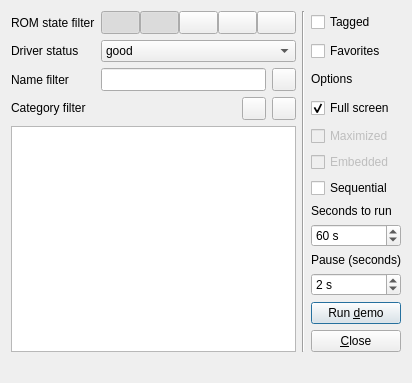
Old version of the form demomode.ui in the repository qmc2/qmc2-mame-fe.
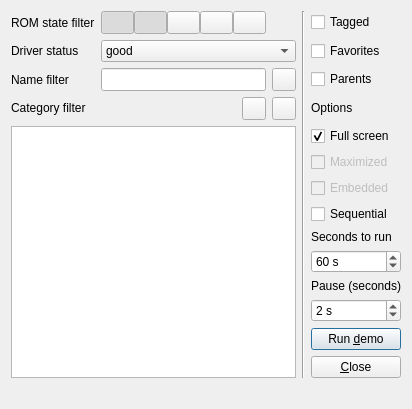
New version of the form. Icons and pictures are not drawn.

Commit message: new: added 'parent-only filtering' to the demo mode as well

```diff
--- a/demomode.ui
+++ b/demomode.ui
@@ -6,228 +6,14 @@
    <rect>
     <x>0</x>
     <y>0</y>
-    <width>368</width>
-    <height>348</height>
+    <width>359</width>
+    <height>370</height>
    </rect>
   </property>
   <property name="windowTitle">
    <string>Demo mode</string>
   </property>
-  <layout class="QGridLayout" name="gridLayout">
-   <item row="7" column="5" colspan="2">
-    <widget class="QLabel" name="labelSecondsToRun">
-     <property name="sizePolicy">
-      <sizepolicy hsizetype="Preferred" vsizetype="Fixed">
-       <horstretch>0</horstretch>
-       <verstretch>0</verstretch>
-      </sizepolicy>
-     </property>
-     <property name="text">
-      <string>Seconds to run</string>
-     </property>
-    </widget>
-   </item>
-   <item row="6" column="5" colspan="2">
-    <widget class="QCheckBox" name="checkBoxSequential">
-     <property name="toolTip">
-      <string>Launch sets sequentially rather than randomly</string>
-     </property>
-     <property name="text">
-      <string>Sequential</string>
-     </property>
-    </widget>
-   </item>
-   <item row="11" column="5" rowspan="7" colspan="2">
-    <widget class="QPushButton" name="pushButtonRunDemo">
-     <property name="sizePolicy">
-      <sizepolicy hsizetype="Minimum" vsizetype="Expanding">
-       <horstretch>0</horstretch>
-       <verstretch>0</verstretch>
-      </sizepolicy>
-     </property>
-     <property name="toolTip">
-      <string>Run demo now</string>
-     </property>
-     <property name="text">
-      <string>Run &amp;demo</string>
-     </property>
-    </widget>
-   </item>
-   <item row="10" column="5" colspan="2">
-    <widget class="QSpinBox" name="spinBoxPauseSeconds">
-     <property name="toolTip">
-      <string>Number of seconds to pause between emulator runs</string>
-     </property>
-     <property name="suffix">
-      <string> s</string>
-     </property>
-     <property name="minimum">
-      <number>1</number>
-     </property>
-     <property name="maximum">
-      <number>9999</number>
-     </property>
-     <property name="value">
-      <number>2</number>
-     </property>
-    </widget>
-   </item>
-   <item row="2" column="5" colspan="2">
-    <widget class="QLabel" name="labelOptions">
-     <property name="sizePolicy">
-      <sizepolicy hsizetype="Preferred" vsizetype="Fixed">
-       <horstretch>0</horstretch>
-       <verstretch>0</verstretch>
-      </sizepolicy>
-     </property>
-     <property name="text">
-      <string>Options</string>
-     </property>
-    </widget>
-   </item>
-   <item row="8" column="5" colspan="2">
-    <widget class="QSpinBox" name="spinBoxSecondsToRun">
-     <property name="toolTip">
-      <string>Number of seconds to run an emulator in demo mode</string>
-     </property>
-     <property name="suffix">
-      <string> s</string>
-     </property>
-     <property name="maximum">
-      <number>999999</number>
-     </property>
-     <property name="value">
-      <number>60</number>
-     </property>
-    </widget>
-   </item>
-   <item row="0" column="4" rowspan="20">
-    <widget class="Line" name="line">
-     <property name="orientation">
-      <enum>Qt::Vertical</enum>
-     </property>
-    </widget>
-   </item>
-   <item row="9" column="5" colspan="2">
-    <widget class="QLabel" name="labelPause">
-     <property name="sizePolicy">
-      <sizepolicy hsizetype="Preferred" vsizetype="Fixed">
-       <horstretch>0</horstretch>
-       <verstretch>0</verstretch>
-      </sizepolicy>
-     </property>
-     <property name="text">
-      <string>Pause (seconds)</string>
-     </property>
-    </widget>
-   </item>
-   <item row="1" column="5" colspan="2">
-    <widget class="QCheckBox" name="checkBoxFavorites">
-     <property name="toolTip">
-      <string>Use only sets included in the favorites list?</string>
-     </property>
-     <property name="text">
-      <string>Favorites</string>
-     </property>
-    </widget>
-   </item>
-   <item row="3" column="5" colspan="2">
-    <widget class="QCheckBox" name="checkBoxFullScreen">
-     <property name="toolTip">
-      <string>Start emulators in full screen mode (otherwise use windowed mode)</string>
-     </property>
-     <property name="text">
-      <string>Full screen</string>
-     </property>
-     <property name="checked">
-      <bool>true</bool>
-     </property>
-    </widget>
-   </item>
-   <item row="5" column="5" colspan="2">
-    <widget class="QCheckBox" name="checkBoxEmbedded">
-     <property name="enabled">
-      <bool>false</bool>
-     </property>
-     <property name="toolTip">
-      <string>Embed windowed emulators</string>
-     </property>
-     <property name="text">
-      <string>Embedded</string>
-     </property>
-    </widget>
-   </item>
-   <item row="4" column="5" colspan="2">
-    <widget class="QCheckBox" name="checkBoxMaximized">
-     <property name="enabled">
-      <bool>false</bool>
-     </property>
-     <property name="toolTip">
-      <string>Maximize emulators when in windowed mode</string>
-     </property>
-     <property name="text">
-      <string>Maximized</string>
-     </property>
-    </widget>
-   </item>
-   <item row="3" column="0">
-    <widget class="QLabel" name="labelCategoryFilter">
-     <property name="sizePolicy">
-      <sizepolicy hsizetype="Preferred" vsizetype="Fixed">
-       <horstretch>0</horstretch>
-       <verstretch>0</verstretch>
-      </sizepolicy>
-     </property>
-     <property name="text">
-      <string>Category filter</string>
-     </property>
-    </widget>
-   </item>
-   <item row="18" column="5" rowspan="2" colspan="2">
-    <widget class="QPushButton" name="pushButtonClose">
-     <property name="sizePolicy">
-      <sizepolicy hsizetype="Minimum" vsizetype="MinimumExpanding">
-       <horstretch>0</horstretch>
-       <verstretch>0</verstretch>
-      </sizepolicy>
-     </property>
-     <property name="toolTip">
-      <string>Close this dialog (and stop running demo)</string>
-     </property>
-     <property name="text">
-      <string>&amp;Close</string>
-     </property>
-    </widget>
-   </item>
-   <item row="1" column="1" colspan="3">
-    <widget class="QComboBox" name="comboBoxDriverStatus">
-     <property name="toolTip">
-      <string>Choose the driver maturity states for sets to be included in the demo</string>
-     </property>
-     <item>
-      <property name="text">
-       <string>good</string>
-      </property>
-     </item>
-     <item>
-      <property name="text">
-       <string>good + imperfect</string>
-      </property>
-     </item>
-     <item>
-      <property name="text">
-       <string>good + imperfect + preliminary</string>
-      </property>
-     </item>
-    </widget>
-   </item>
-   <item row="2" column="0">
-    <widget class="QLabel" name="labelNameFilter">
-     <property name="text">
-      <string>Name filter</string>
-     </property>
-    </widget>
-   </item>
+  <layout class="QGridLayout" name="gridLayout" rowstretch="0,0,0,0,0,0,0,0,0,0,0,0,2,1,0">
    <item row="0" column="0">
     <widget class="QLabel" name="labelROMStatesToSelect">
      <property name="sizePolicy">
@@ -241,17 +27,7 @@
      </property>
     </widget>
    </item>
-   <item row="20" column="0" colspan="7">
-    <widget class="QLabel" name="labelDemoStatus">
-     <property name="alignment">
-      <set>Qt::AlignCenter</set>
-     </property>
-     <property name="wordWrap">
-      <bool>true</bool>
-     </property>
-    </widget>
-   </item>
-   <item row="0" column="1" colspan="3">
+   <item row="0" column="1" colspan="2">
     <layout class="QHBoxLayout" name="horizontalLayout">
      <property name="spacing">
       <number>0</number>
@@ -364,6 +140,23 @@
      </item>
     </layout>
    </item>
+   <item row="0" column="4" rowspan="14">
+    <widget class="Line" name="line">
+     <property name="orientation">
+      <enum>Qt::Vertical</enum>
+     </property>
+    </widget>
+   </item>
+   <item row="0" column="5">
+    <widget class="QCheckBox" name="checkBoxTagged">
+     <property name="toolTip">
+      <string>Use only sets that are tagged?</string>
+     </property>
+     <property name="text">
+      <string>Tagged</string>
+     </property>
+    </widget>
+   </item>
    <item row="1" column="0">
     <widget class="QLabel" name="labelDriverStatus">
      <property name="text">
@@ -371,6 +164,45 @@
      </property>
     </widget>
    </item>
+   <item row="1" column="1" colspan="3">
+    <widget class="QComboBox" name="comboBoxDriverStatus">
+     <property name="toolTip">
+      <string>Choose the driver maturity states for sets to be included in the demo</string>
+     </property>
+     <item>
+      <property name="text">
+       <string>good</string>
+      </property>
+     </item>
+     <item>
+      <property name="text">
+       <string>good + imperfect</string>
+      </property>
+     </item>
+     <item>
+      <property name="text">
+       <string>good + imperfect + preliminary</string>
+      </property>
+     </item>
+    </widget>
+   </item>
+   <item row="1" column="5">
+    <widget class="QCheckBox" name="checkBoxFavorites">
+     <property name="toolTip">
+      <string>Use only sets included in the favorites list?</string>
+     </property>
+     <property name="text">
+      <string>Favorites</string>
+     </property>
+    </widget>
+   </item>
+   <item row="2" column="0">
+    <widget class="QLabel" name="labelNameFilter">
+     <property name="text">
+      <string>Name filter</string>
+     </property>
+    </widget>
+   </item>
    <item row="2" column="3">
     <widget class="QToolButton" name="toolButtonClearNameFilter">
      <property name="sizePolicy">
@@ -388,37 +220,13 @@
      </property>
     </widget>
    </item>
-   <item row="0" column="5" colspan="2">
-    <widget class="QCheckBox" name="checkBoxTagged">
+   <item row="2" column="5">
+    <widget class="QCheckBox" name="checkBoxParents">
      <property name="toolTip">
-      <string>Use only sets that are tagged?</string>
+      <string>Use only parent sets (no clones)?</string>
      </property>
      <property name="text">
-      <string>Tagged</string>
-     </property>
-    </widget>
-   </item>
-   <item row="4" column="0" rowspan="16" colspan="4">
-    <widget class="QListWidget" name="listWidgetCategoryFilter">
-     <property name="sizePolicy">
-      <sizepolicy hsizetype="Expanding" vsizetype="Expanding">
-       <horstretch>0</horstretch>
-       <verstretch>0</verstretch>
-      </sizepolicy>
-     </property>
-     <property name="toolTip">
-      <string>Select / deselect the categories you want to include / exclude</string>
-     </property>
-    </widget>
-   </item>
-   <item row="3" column="3">
-    <widget class="QToolButton" name="toolButtonDeselectAll">
-     <property name="toolTip">
-      <string>Deselect all categories</string>
-     </property>
-     <property name="icon">
-      <iconset resource="qmc2.qrc">
-       <normaloff>:/data/img/minus_all.png</normaloff>:/data/img/minus_all.png</iconset>
+      <string>Parents</string>
      </property>
     </widget>
    </item>
@@ -433,6 +241,198 @@
      </property>
     </widget>
    </item>
+   <item row="3" column="3">
+    <widget class="QToolButton" name="toolButtonDeselectAll">
+     <property name="toolTip">
+      <string>Deselect all categories</string>
+     </property>
+     <property name="icon">
+      <iconset resource="qmc2.qrc">
+       <normaloff>:/data/img/minus_all.png</normaloff>:/data/img/minus_all.png</iconset>
+     </property>
+    </widget>
+   </item>
+   <item row="3" column="5">
+    <widget class="QLabel" name="labelOptions">
+     <property name="sizePolicy">
+      <sizepolicy hsizetype="Preferred" vsizetype="Fixed">
+       <horstretch>0</horstretch>
+       <verstretch>0</verstretch>
+      </sizepolicy>
+     </property>
+     <property name="text">
+      <string>Options</string>
+     </property>
+    </widget>
+   </item>
+   <item row="4" column="0" rowspan="10" colspan="4">
+    <widget class="QListWidget" name="listWidgetCategoryFilter">
+     <property name="sizePolicy">
+      <sizepolicy hsizetype="Expanding" vsizetype="Expanding">
+       <horstretch>0</horstretch>
+       <verstretch>0</verstretch>
+      </sizepolicy>
+     </property>
+     <property name="toolTip">
+      <string>Select / deselect the categories you want to include / exclude</string>
+     </property>
+    </widget>
+   </item>
+   <item row="4" column="5">
+    <widget class="QCheckBox" name="checkBoxFullScreen">
+     <property name="toolTip">
+      <string>Start emulators in full screen mode (otherwise use windowed mode)</string>
+     </property>
+     <property name="text">
+      <string>Full screen</string>
+     </property>
+     <property name="checked">
+      <bool>true</bool>
+     </property>
+    </widget>
+   </item>
+   <item row="5" column="5">
+    <widget class="QCheckBox" name="checkBoxMaximized">
+     <property name="enabled">
+      <bool>false</bool>
+     </property>
+     <property name="toolTip">
+      <string>Maximize emulators when in windowed mode</string>
+     </property>
+     <property name="text">
+      <string>Maximized</string>
+     </property>
+    </widget>
+   </item>
+   <item row="6" column="5">
+    <widget class="QCheckBox" name="checkBoxEmbedded">
+     <property name="enabled">
+      <bool>false</bool>
+     </property>
+     <property name="toolTip">
+      <string>Embed windowed emulators</string>
+     </property>
+     <property name="text">
+      <string>Embedded</string>
+     </property>
+    </widget>
+   </item>
+   <item row="7" column="5">
+    <widget class="QCheckBox" name="checkBoxSequential">
+     <property name="toolTip">
+      <string>Launch sets sequentially rather than randomly</string>
+     </property>
+     <property name="text">
+      <string>Sequential</string>
+     </property>
+    </widget>
+   </item>
+   <item row="8" column="5">
+    <widget class="QLabel" name="labelSecondsToRun">
+     <property name="sizePolicy">
+      <sizepolicy hsizetype="Preferred" vsizetype="Fixed">
+       <horstretch>0</horstretch>
+       <verstretch>0</verstretch>
+      </sizepolicy>
+     </property>
+     <property name="text">
+      <string>Seconds to run</string>
+     </property>
+    </widget>
+   </item>
+   <item row="9" column="5">
+    <widget class="QSpinBox" name="spinBoxSecondsToRun">
+     <property name="toolTip">
+      <string>Number of seconds to run an emulator in demo mode</string>
+     </property>
+     <property name="suffix">
+      <string> s</string>
+     </property>
+     <property name="maximum">
+      <number>999999</number>
+     </property>
+     <property name="value">
+      <number>60</number>
+     </property>
+    </widget>
+   </item>
+   <item row="10" column="5">
+    <widget class="QLabel" name="labelPause">
+     <property name="sizePolicy">
+      <sizepolicy hsizetype="Preferred" vsizetype="Fixed">
+       <horstretch>0</horstretch>
+       <verstretch>0</verstretch>
+      </sizepolicy>
+     </property>
+     <property name="text">
+      <string>Pause (seconds)</string>
+     </property>
+    </widget>
+   </item>
+   <item row="11" column="5">
+    <widget class="QSpinBox" name="spinBoxPauseSeconds">
+     <property name="toolTip">
+      <string>Number of seconds to pause between emulator runs</string>
+     </property>
+     <property name="suffix">
+      <string> s</string>
+     </property>
+     <property name="minimum">
+      <number>1</number>
+     </property>
+     <property name="maximum">
+      <number>9999</number>
+     </property>
+     <property name="value">
+      <number>2</number>
+     </property>
+    </widget>
+   </item>
+   <item row="12" column="5">
+    <widget class="QPushButton" name="pushButtonRunDemo">
+     <property name="sizePolicy">
+      <sizepolicy hsizetype="Minimum" vsizetype="MinimumExpanding">
+       <horstretch>0</horstretch>
+       <verstretch>0</verstretch>
+      </sizepolicy>
+     </property>
+     <property name="toolTip">
+      <string>Run demo now</string>
+     </property>
+     <property name="text">
+      <string>Run &amp;demo</string>
+     </property>
+    </widget>
+   </item>
+   <item row="13" column="5">
+    <widget class="QPushButton" name="pushButtonClose">
+     <property name="sizePolicy">
+      <sizepolicy hsizetype="Minimum" vsizetype="MinimumExpanding">
+       <horstretch>0</horstretch>
+       <verstretch>0</verstretch>
+      </sizepolicy>
+     </property>
+     <property name="toolTip">
+      <string>Close this dialog (and stop running demo)</string>
+     </property>
+     <property name="text">
+      <string>&amp;Close</string>
+     </property>
+    </widget>
+   </item>
+   <item row="3" column="0" colspan="2">
+    <widget class="QLabel" name="labelCategoryFilter">
+     <property name="sizePolicy">
+      <sizepolicy hsizetype="Preferred" vsizetype="Fixed">
+       <horstretch>0</horstretch>
+       <verstretch>0</verstretch>
+      </sizepolicy>
+     </property>
+     <property name="text">
+      <string>Category filter</string>
+     </property>
+    </widget>
+   </item>
    <item row="2" column="1" colspan="2">
     <widget class="QLineEdit" name="lineEditNameFilter">
      <property name="sizePolicy">
@@ -446,6 +446,16 @@
      </property>
     </widget>
    </item>
+   <item row="14" column="0" colspan="6">
+    <widget class="QLabel" name="labelDemoStatus">
+     <property name="alignment">
+      <set>Qt::AlignCenter</set>
+     </property>
+     <property name="wordWrap">
+      <bool>true</bool>
+     </property>
+    </widget>
+   </item>
   </layout>
  </widget>
  <tabstops>
```
Left out of the diff: 27 changed lines with no effect on the pictures. The commit also changes 14 other files.
